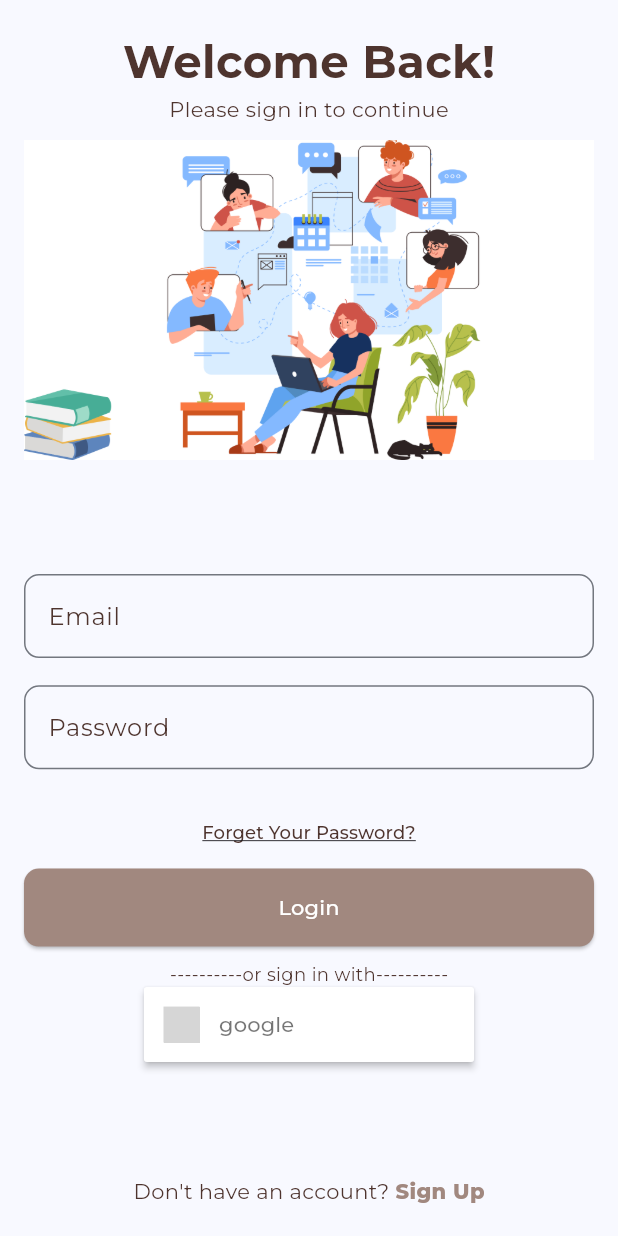
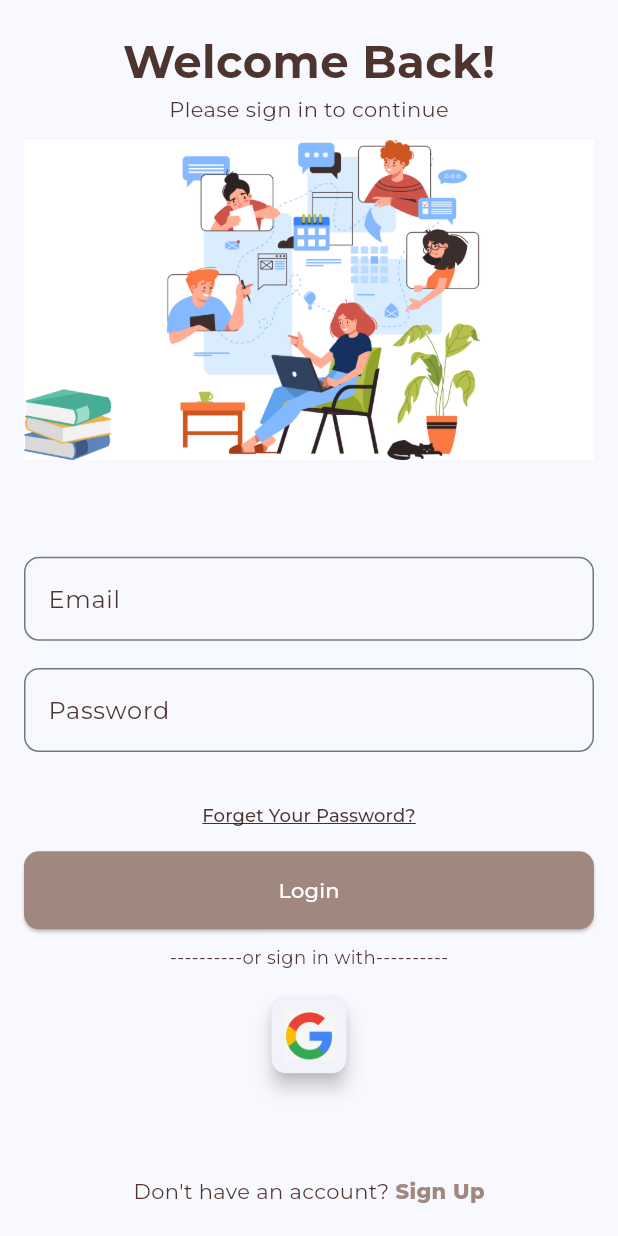
Before and after one commit to chanjunlin/brainSync, a Flutter app: the screen it shows after launch, on a phone screen of 412 x 824 dp. Run offline on Flutter 3.47's test engine with Material 3 defaults, Android fonts, the light colour scheme and no system bars; drawn by our look-alikes of sign_in_button; our stand-ins replace cloud_firestore, curved_navigation_bar, dash_chat_2, delightful_toast, firebase_auth, firebase_core and 9 more; missing offline and left inert: dart:ffi; accounts and stored records are empty; grey boxes are pictures that could not be loaded.

Commit message:
google_android

```diff
--- a/lib/pages/Administation/login.dart
+++ b/lib/pages/Administation/login.dart
@@ -7,7 +7,7 @@
 import 'package:brainsync/services/alert_service.dart';
 import 'package:brainsync/common_widgets/custom_form_field.dart';
 import 'package:get_it/get_it.dart';
-import 'package:sign_in_button/sign_in_button.dart';
+import 'package:google_sign_in/google_sign_in.dart';
 
 class LoginPage extends StatefulWidget {
   const LoginPage({super.key});
@@ -17,6 +17,10 @@
 }
 
 class _LoginPageState extends State<LoginPage> {
+
+  ValueNotifier userCredential = ValueNotifier('');
+
+
   String? email, password;
   String? errorMessage = '';
   bool isLogin = true;
@@ -25,11 +29,37 @@
   final GlobalKey<FormState> _loginFormKey = GlobalKey();
   final FirebaseAuth _auth = FirebaseAuth.instance;
 
-  User? _user;
-
   late AuthService _authService;
   late NavigationService _navigationService;
   late AlertService _alertService;
+
+  Future<bool> signOutFromGoogle() async {
+    try {
+      await FirebaseAuth.instance.signOut();
+      return true;
+    } on Exception catch (_) {
+      return false;
+    }
+  }
+
+  Future<dynamic> signInWithGoogle() async {
+    try {
+      final GoogleSignInAccount? googleUser = await GoogleSignIn().signIn();
+
+      final GoogleSignInAuthentication? googleAuth =
+          await googleUser?.authentication;
+
+      final credential = GoogleAuthProvider.credential(
+        accessToken: googleAuth?.accessToken,
+        idToken: googleAuth?.idToken,
+      );
+
+      return await FirebaseAuth.instance.signInWithCredential(credential);
+    } on Exception catch (e) {
+      // TODO
+      print('exception->$e');
+    }
+  }
 
   @override
   void initState() {
@@ -37,11 +67,6 @@
     _authService = _getIt.get<AuthService>();
     _navigationService = _getIt.get<NavigationService>();
     _alertService = _getIt.get<AlertService>();
-    _auth.authStateChanges().listen((event) {
-      setState(() {
-        _user = event;
-      });
-    });
   }
 
   @override
@@ -178,6 +203,7 @@
               ),
               ),
             ),
+            const SizedBox(height: 15,),
             _googlebutton(),
           ],
         ),
@@ -208,24 +234,74 @@
   }
 
   Widget _googlebutton() {
-    return Center(child: SizedBox(
-      height: 50,
-      child: SignInButton(Buttons.google,
-      text: "google",
-      onPressed: _googlesignin,
-      ),
-    ),);
+    return ValueListenableBuilder(
+            valueListenable: userCredential,
+            builder: (context, value, child) {
+              return (userCredential.value == '' ||
+                      userCredential.value == null)
+                  ? Center(
+                      child: Card(
+                        elevation: 5,
+                        shape: RoundedRectangleBorder(
+                            borderRadius: BorderRadius.circular(10)),
+                        child: SizedBox(
+                  width: 50,
+                  height: 50,
+                  child: IconButton(
+                    icon: Image.asset(
+                      'assets/img/google.jpg',
+                    ),
+                    onPressed: () async {
+                      userCredential.value = await signInWithGoogle();
+                      if (userCredential.value != null) {
+                        print(userCredential.value!.email);
+                        _navigationService.pushReplacementName("/home");
+                      }
+                    },
+                  ),
+                ),
+              ),
+            )
+                  : Center(
+                      child: Column(
+                        crossAxisAlignment: CrossAxisAlignment.center,
+                        mainAxisAlignment: MainAxisAlignment.center,
+                        children: [
+                          Container(
+                            width: 10,
+                            height: 10,
+                            clipBehavior: Clip.antiAlias,
+                            decoration: BoxDecoration(
+                                shape: BoxShape.circle,
+                                border: Border.all(
+                                    width: 1.5, color: Colors.black54)),
+                            child: Image.network(
+                                userCredential.value.user!.photoURL.toString()),
+                          ),
+                          const SizedBox(
+                            height: 10,
+                          ),
+                          Text(userCredential.value.user!.displayName
+                              .toString()),
+                          const SizedBox(
+                            height: 10,
+                          ),
+                          Text(userCredential.value.user!.email.toString()),
+                          const SizedBox(
+                            height: 10,
+                          ),
+                          ElevatedButton(
+                              onPressed: () async {
+                                bool result = await signOutFromGoogle();
+                                if (result) userCredential.value = '';
+                              },
+                              child: const Text('Logout'))
+                        ],
+                      ),
+                    );
+            });
   }
 
-  void _googlesignin() {
-    try {
-      GoogleAuthProvider _googleAuthProvider = GoogleAuthProvider();
-      _auth.signInWithProvider(_googleAuthProvider);
-    }
-    catch (error) {
-      print(error);
-    }
-  }
 
   Widget _createAnAccount() {
     return Row(
```
Also changed, not shown: pubspec.yaml (+8 -6 lines), assets/img/google.jpg (added), pubspec.lock, 3 other files.
